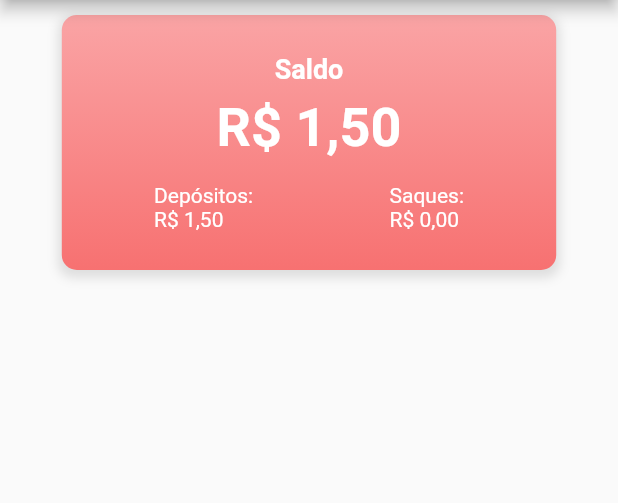
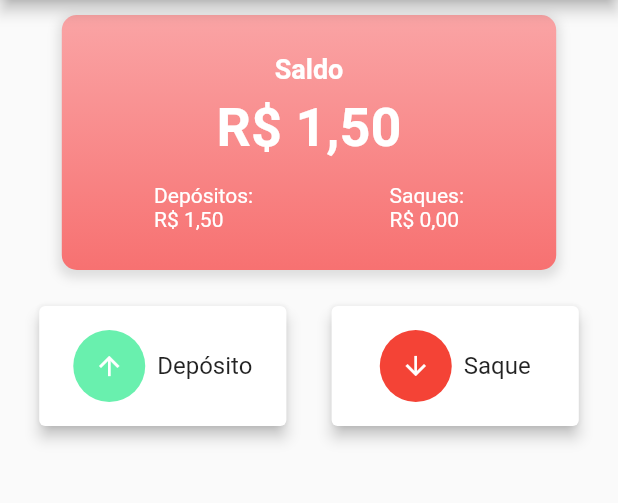
Before and after one commit to mayconndouglass/simple-finance-control-app, a Flutter app: the screen it shows after launch, on a phone screen of 412 x 824 dp, the part 84-587 px from its top. Run offline on Flutter 3.47's test engine with Material 2 defaults, Android fonts, the phone set to English and light mode, and no system bars.

Commit message:
finished deposit and withdrawal cards style

```diff
--- a/lib/pages/finance_page.dart
+++ b/lib/pages/finance_page.dart
@@ -1,5 +1,7 @@
 import 'package:finance/consts.dart';
 import 'package:flutter/material.dart';
+
+import '../widgets/rounded_card.dart';
 
 class FinancePage extends StatefulWidget {
   const FinancePage({Key? key}) : super(key: key);
@@ -129,6 +131,30 @@ class FinancePageState extends State<FinancePage> {
                   )
                 ],
               ),
+            ),
+            const SizedBox(height: 20),
+            const Row(
+              mainAxisAlignment: MainAxisAlignment.spaceEvenly,
+              children: [
+                RoundedCart(
+                  color: Colors.greenAccent,
+                  text: 'Depósito',
+                  icon: Icon(
+                    Icons.arrow_upward,
+                    size: 20,
+                    color: Colors.white,
+                  ),
+                ),
+                RoundedCart(
+                  color: Colors.red,
+                  text: 'Saque',
+                  icon: Icon(
+                    Icons.arrow_downward,
+                    size: 20,
+                    color: Colors.white,
+                  ),
+                ),
+              ],
             )
           ],
         ),
--- /dev/null
+++ b/lib/widgets/rounded_card.dart
@@ -0,0 +1,47 @@
+import 'package:flutter/material.dart';
+
+class RoundedCart extends StatelessWidget {
+  final Color color;
+  final Icon icon;
+  final String text;
+
+  const RoundedCart({
+    super.key,
+    required this.color,
+    required this.icon,
+    required this.text,
+  });
+
+  @override
+  Widget build(BuildContext context) {
+    return GestureDetector(
+      onTap: () {}, //TODO Valor dinamico
+      child: Card(
+        elevation: 4,
+        child: Container(
+          width: MediaQuery.of(context).size.width * 0.4,
+          padding: const EdgeInsets.all(16),
+          child: Row(
+          mainAxisAlignment: MainAxisAlignment.center,
+          children: [
+            Container(
+              width: 48,
+              height: 48,
+              decoration: BoxDecoration(
+                color: color,
+                shape: BoxShape.circle,
+              ),
+              child: icon,
+            ),
+            const SizedBox(width: 8),
+            Text(
+              text,
+              style: const TextStyle(fontSize: 16),
+            ),
+          ],
+        ),
+        ),
+      ),
+    );
+  }
+}
```
